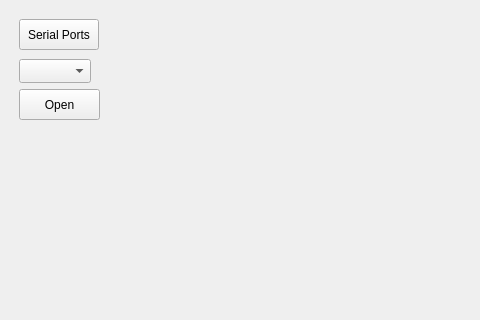
This is bank-automat/mainwindow.ui in tvt23-pankkiprojekti/SPO_Group1 as Qt 5 draws it before an edit; both pictures show x 0 to 480 and y 0 to 320 of the 1051 by 646 pixel window. The edited form follows.
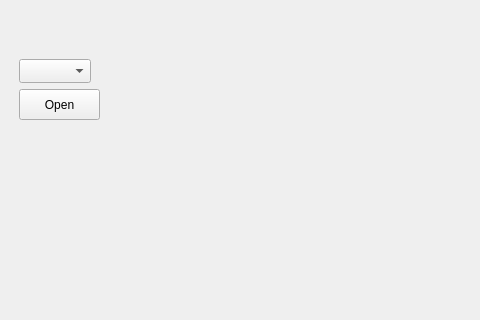
This is the edited form. Icons and pictures are not drawn.

Commit message: sp painike atomisoitu. ei kahta korttia samaan reikään.

```diff
--- a/bank-automat/mainwindow.ui
+++ b/bank-automat/mainwindow.ui
@@ -116,22 +116,6 @@
          </item>
         </layout>
        </widget>
-       <widget class="QPushButton" name="btnSerialPortsInfo">
-        <property name="geometry">
-         <rect>
-          <x>10</x>
-          <y>10</y>
-          <width>80</width>
-          <height>31</height>
-         </rect>
-        </property>
-        <property name="styleSheet">
-         <string notr="true">font: 9pt &quot;Segoe UI&quot;;</string>
-        </property>
-        <property name="text">
-         <string>Serial Ports</string>
-        </property>
-       </widget>
        <widget class="QComboBox" name="cmbPorts">
         <property name="geometry">
          <rect>
```
The commit also changes 2 other files.
